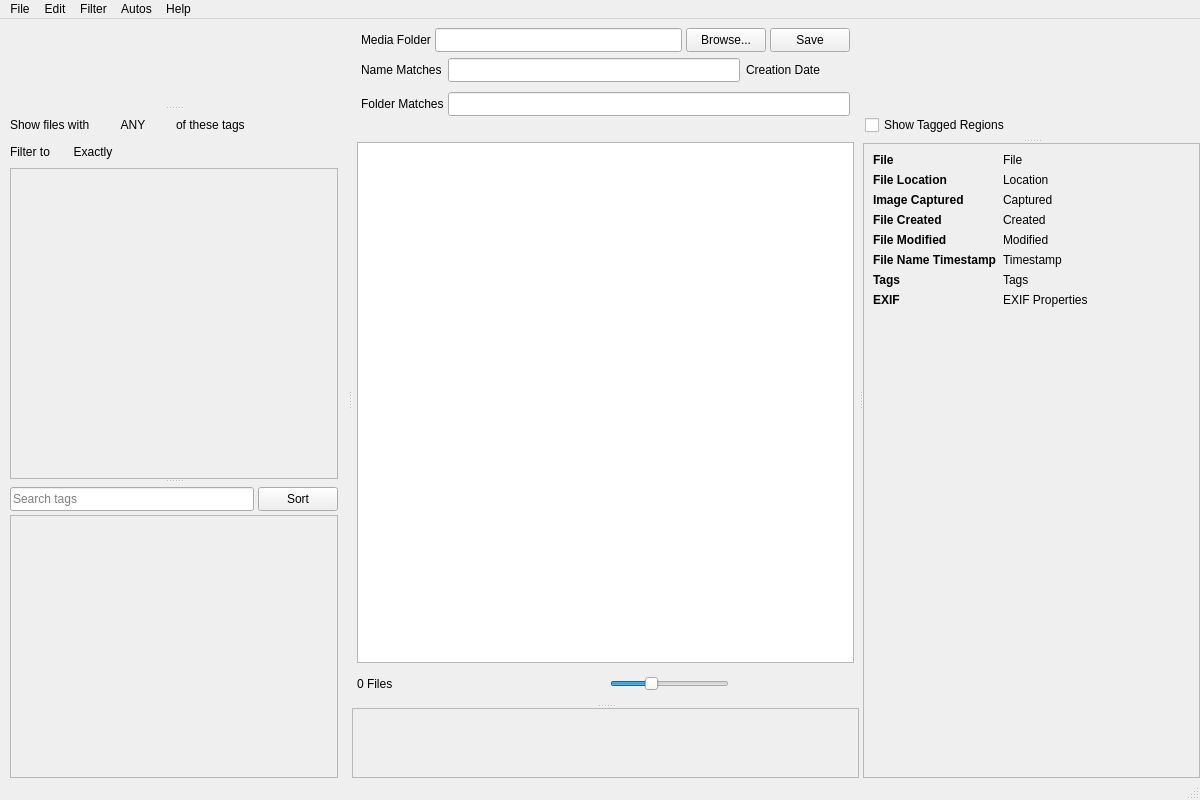
Above: mainwindow.ui from merrillaldrich/compendia before the change. Below: the same form after it.
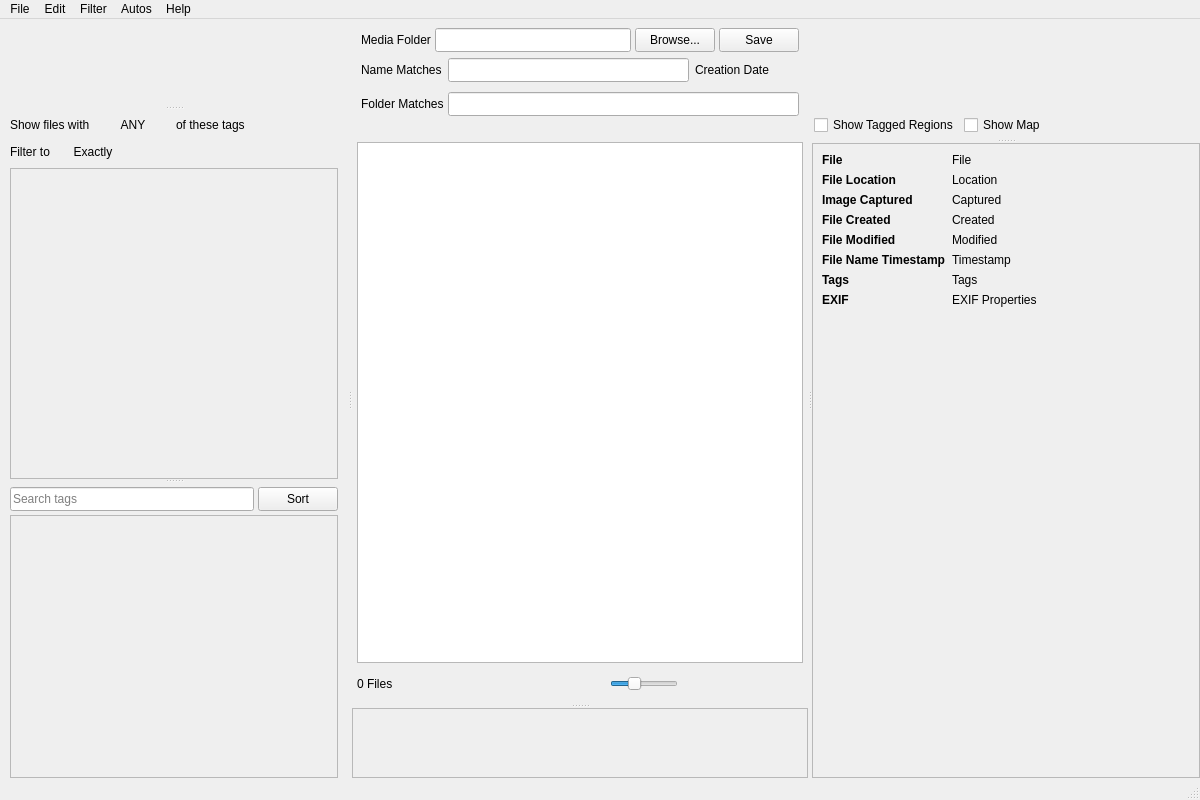
That is the form after the change. Custom widgets are drawn as their Qt base class.

```diff
--- a/mainwindow.ui
+++ b/mainwindow.ui
@@ -622,6 +622,13 @@
              </property>
             </widget>
            </item>
+           <item>
+            <widget class="QCheckBox" name="showMapCheckbox">
+             <property name="text">
+              <string>Show Map</string>
+             </property>
+            </widget>
+           </item>
            <item>
             <spacer>
              <property name="orientation">
```
Left out of the diff: 24 changed lines with no effect on the pictures.
